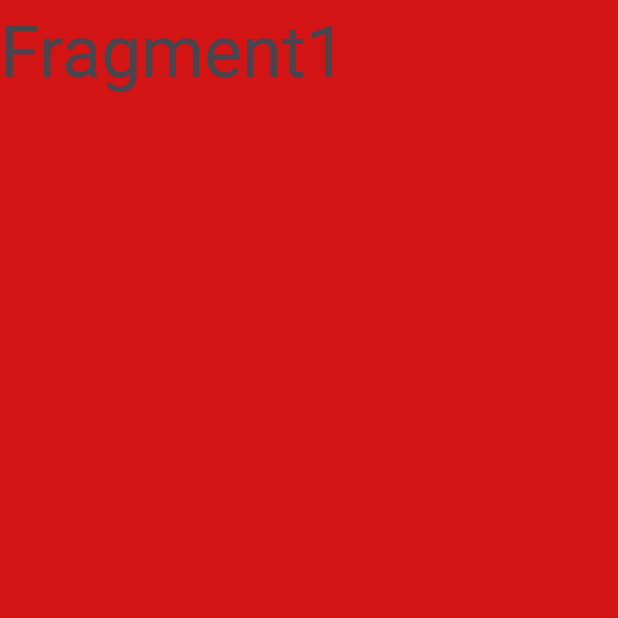
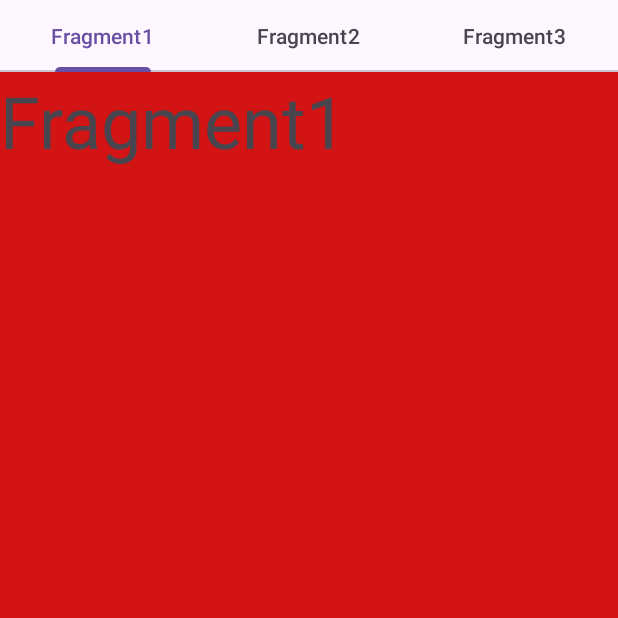
Before and after one commit to zunaiddev/Android, an Android app: the screen it shows after launch (MainActivity), on a phone screen of 412 x 824 dp, the top half of it. Run offline under Robolectric (Android 15) with nearby library versions, the phone set to English and light mode, and no system bars.

Commit message:
Added Tabs layout

```diff
--- a/ViewPagerApp/app/src/main/java/com/example/viewpagerapp/MainActivity.java
+++ b/ViewPagerApp/app/src/main/java/com/example/viewpagerapp/MainActivity.java
@@ -9,9 +9,13 @@ import androidx.core.view.ViewCompat;
 import androidx.core.view.WindowInsetsCompat;
 import androidx.viewpager2.widget.ViewPager2;
 
+import com.google.android.material.tabs.TabLayout;
+import com.google.android.material.tabs.TabLayoutMediator;
+
 public class MainActivity extends AppCompatActivity {
     ViewPager2 viewPager;
     MyViewPagerAdapter adapter;
+    TabLayout tabLayout;
 
     @Override
     protected void onCreate(Bundle savedInstanceState) {
@@ -25,6 +29,8 @@ public class MainActivity extends AppCompatActivity {
         });
 
         viewPager = findViewById(R.id.viewPager);
+        tabLayout = findViewById(R.id.tabLayout);
+
         adapter = new MyViewPagerAdapter(getSupportFragmentManager(), getLifecycle());
 
         adapter.addFragment(new Fragment1());
@@ -34,5 +40,10 @@ public class MainActivity extends AppCompatActivity {
         viewPager.setOrientation(ViewPager2.ORIENTATION_HORIZONTAL);
         viewPager.setAdapter(adapter);
 
+        new TabLayoutMediator(tabLayout, viewPager,
+                (tab, position) -> {
+                    tab.setText("Fragment" + (position + 1));
+                }
+        ).attach();
     }
 }
--- a/ViewPagerApp/app/src/main/res/layout/activity_main.xml
+++ b/ViewPagerApp/app/src/main/res/layout/activity_main.xml
@@ -7,13 +7,21 @@
     android:layout_height="match_parent"
     tools:context=".MainActivity">
 
+    <com.google.android.material.tabs.TabLayout
+        android:id="@+id/tabLayout"
+        android:layout_width="0dp"
+        android:layout_height="wrap_content"
+        app:layout_constraintTop_toTopOf="parent"
+        app:layout_constraintEnd_toEndOf="parent"
+        app:layout_constraintStart_toStartOf="parent" />
+
     <androidx.viewpager2.widget.ViewPager2
         android:id="@+id/viewPager"
         android:layout_width="0dp"
         android:layout_height="0dp"
-        app:layout_constraintBottom_toBottomOf="parent"
+        app:layout_constraintTop_toBottomOf="@+id/tabLayout"
         app:layout_constraintEnd_toEndOf="parent"
         app:layout_constraintStart_toStartOf="parent"
-        app:layout_constraintTop_toTopOf="parent" />
+        app:layout_constraintBottom_toBottomOf="parent" />
 
 </androidx.constraintlayout.widget.ConstraintLayout>
```
